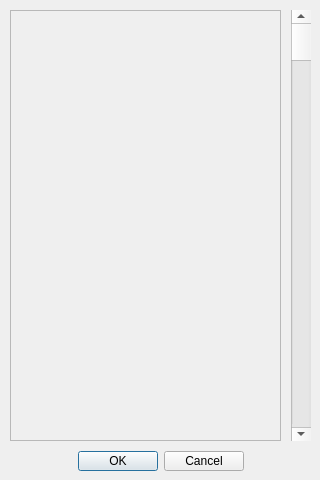
Above: addtagform.ui from Pinadva/Job before the change. Below: the same form after it.
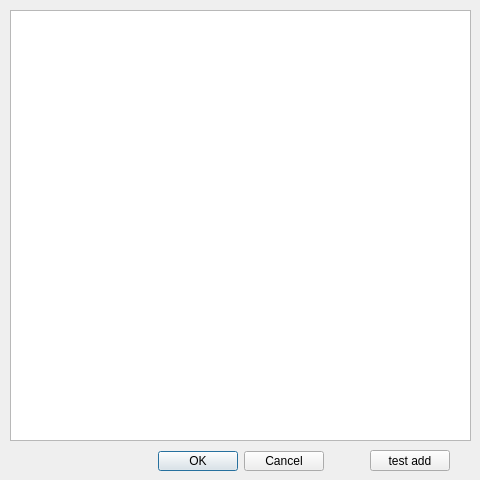
That is the form after the change.

Commit message: Улучшен Интерфейс для добавления своего тега

Patch:
```diff
--- a/addtagform.ui
+++ b/addtagform.ui
@@ -6,7 +6,7 @@
    <rect>
     <x>0</x>
     <y>0</y>
-    <width>320</width>
+    <width>480</width>
     <height>480</height>
    </rect>
   </property>
@@ -21,7 +21,7 @@
     <rect>
      <x>10</x>
      <y>451</y>
-     <width>301</width>
+     <width>461</width>
      <height>20</height>
     </rect>
    </property>
@@ -35,17 +35,17 @@
     <bool>true</bool>
    </property>
   </widget>
-  <widget class="QScrollArea" name="scrollArea">
+  <widget class="QPushButton" name="button">
    <property name="geometry">
     <rect>
-     <x>10</x>
-     <y>10</y>
-     <width>271</width>
-     <height>431</height>
+     <x>370</x>
+     <y>450</y>
+     <width>80</width>
+     <height>21</height>
     </rect>
    </property>
-   <property name="widgetResizable">
-    <bool>true</bool>
+   <property name="text">
+    <string>test add</string>
    </property>
    <widget class="QWidget" name="scrollAreaWidgetContents">
     <property name="geometry">
@@ -69,18 +69,15 @@
     </widget>
    </widget>
   </widget>
-  <widget class="QScrollBar" name="verticalScrollBar">
+  <widget class="QListWidget" name="tagList">
    <property name="geometry">
     <rect>
-     <x>291</x>
+     <x>10</x>
      <y>10</y>
-     <width>20</width>
+     <width>461</width>
      <height>431</height>
     </rect>
    </property>
-   <property name="orientation">
-    <enum>Qt::Vertical</enum>
-   </property>
   </widget>
  </widget>
  <resources/>
```
Left out of the diff: 37 changed lines with no effect on the pictures. The commit also changes 6 other files.
